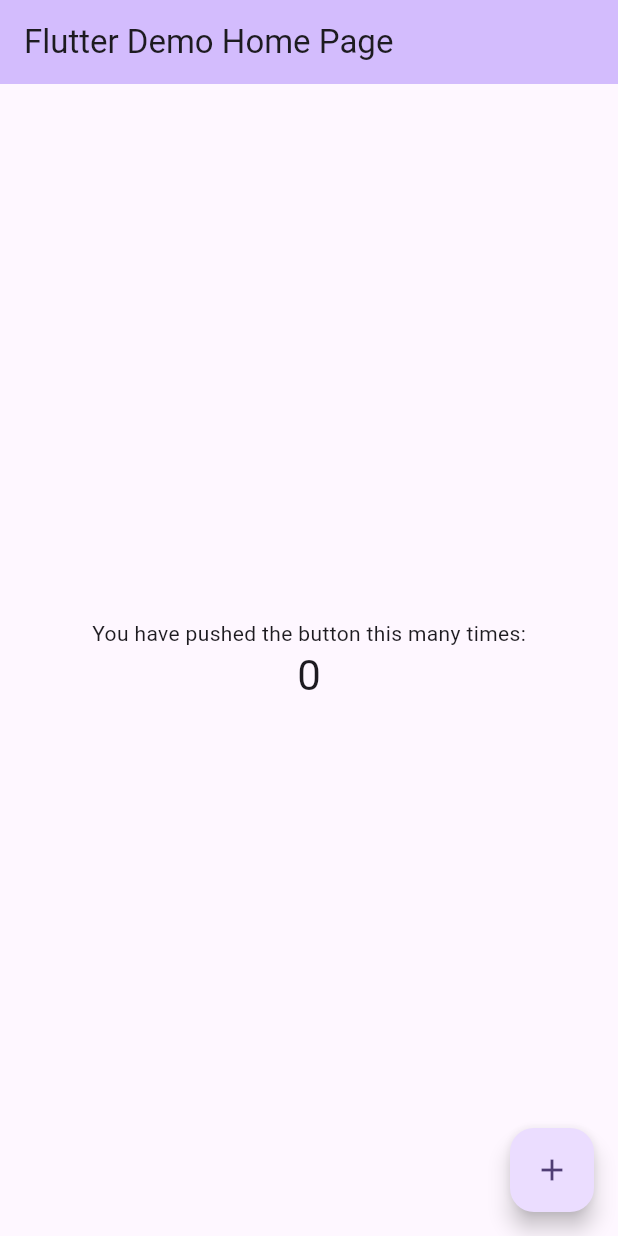
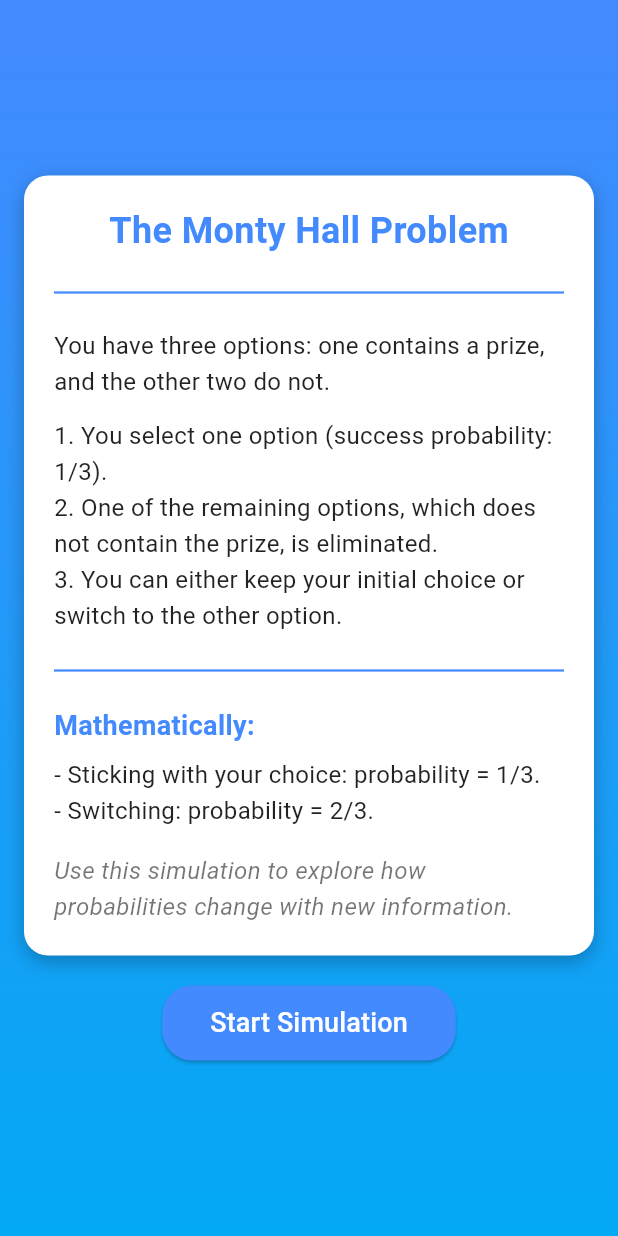
Before and after one commit to dsarotti/mo_happ, a Flutter app: the screen it shows after launch, on a phone screen of 412 x 824 dp. Run offline on Flutter 3.47's test engine with Material 3 defaults, Android fonts, the phone set to English and light mode, and no system bars; our stand-ins replace get.

Commit message:
Added a landing page Added a simulation page Added assets for the doors Added the logic for the simulation Added a text box at the bottom of the simulation page to show the current statistics

```diff
--- /dev/null
+++ b/lib/bindings/doors_binding.dart
@@ -0,0 +1,9 @@
+import 'package:get/get.dart';
+import 'package:mo_happ/pages/doors/controller/doors_controller.dart';
+
+class DoorsBinding extends Bindings{
+  @override
+  void dependencies(){
+    Get.put<DoorsController>(DoorsController(),permanent: true) ;
+  }
+}
--- /dev/null
+++ b/lib/bindings/main_binding.dart
@@ -0,0 +1,8 @@
+import 'package:get/get.dart';
+
+class MainBinding extends Bindings{
+  @override
+  void dependencies(){
+
+  }
+}
--- a/lib/main.dart
+++ b/lib/main.dart
@@ -1,73 +1,6 @@
 import 'package:flutter/material.dart';
+import 'package:mo_happ/monty_hall.dart';
 
 void main() {
-  runApp(const MyApp());
+  runApp(const MontyHall());
 }
-
-class MyApp extends StatelessWidget {
-  const MyApp({super.key});
-  @override
-  Widget build(BuildContext context) {
-    return MaterialApp(
-      title: 'Flutter Demo',
-      theme: ThemeData(
-        colorScheme: ColorScheme.fromSeed(seedColor: Colors.deepPurple),
-        useMaterial3: true,
-      ),
-      home: const MyHomePage(title: 'Flutter Demo Home Page'),
-    );
-  }
-}
-
-class MyHomePage extends StatefulWidget {
-  const MyHomePage({super.key, required this.title});
-
-  final String title;
-
-  @override
-  State<MyHomePage> createState() => _MyHomePageState();
-}
-
-class _MyHomePageState extends State<MyHomePage> {
-  int _counter = 0;
-
-  void _incrementCounter() {
-    setState(() {
-      // This call to setState tells the Flutter framework that something has
-      // changed in this State, which causes it to rerun the build method below
-      // so that the display can reflect the updated values. If we changed
-      // _counter without calling setState(), then the build method would not be
-      // called again, and so nothing would appear to happen.
-      _counter++;
-    });
-  }
-
-  @override
-  Widget build(BuildContext context) {
-    return Scaffold(
-      appBar: AppBar(
-        backgroundColor: Theme.of(context).colorScheme.inversePrimary,
-        title: Text(widget.title),
-      ),
-      body: Center(
-        child: Column(
-          mainAxisAlignment: MainAxisAlignment.center,
-          children: <Widget>[
-            const Text(
-              'You have pushed the button this many times:',
-            ),
-            Text(
-              '$_counter',
-              style: Theme.of(context).textTheme.headlineMedium,
-            ),
-          ],
-        ),
-      ),
-      floatingActionButton: FloatingActionButton(
-        onPressed: _incrementCounter,
-        tooltip: 'Increment',
-        child: const Icon(Icons.add),
-      ),
-    );
-  }
-}
--- /dev/null
+++ b/lib/monty_hall.dart
@@ -0,0 +1,42 @@
+import 'package:flutter/material.dart';
+import 'package:flutter/services.dart';
+import 'package:get/get.dart';
+import 'package:mo_happ/bindings/doors_binding.dart';
+import 'package:mo_happ/bindings/main_binding.dart';
+import 'package:mo_happ/pages/doors/doors.dart';
+import 'package:mo_happ/pages/main/main.dart';
+import 'package:mo_happ/routes/routes.dart';
+
+class MontyHall extends StatelessWidget {
+  const MontyHall({super.key});
+
+  @override
+  Widget build(BuildContext context) {
+    SystemChrome.setSystemUIOverlayStyle(
+      const SystemUiOverlayStyle(
+        // statusBarColor: Colors.black,
+        // statusBarIconBrightness: Brightness.light,
+      ),
+    );
+    return GetMaterialApp(
+      getPages: [
+        GetPage(
+          name: Routes.main,
+          page: () => const Main(),
+          title: 'Monty Hall',
+          binding: MainBinding(),
+        ),
+        GetPage(
+          name: Routes.doors,
+          page: () => const Doors(),
+          title: 'Doors',
+          binding: DoorsBinding(),
+        ),
+      ],
+      initialRoute: Routes.main,
+      initialBinding: MainBinding(),
+      debugShowCheckedModeBanner: false,
+      title: 'MoHapp',
+    );
+  }
+}
--- /dev/null
+++ b/lib/pages/doors/controller/doors_controller.dart
@@ -0,0 +1,68 @@
+import 'package:get/get.dart';
+import 'dart:math';
+
+class DoorsController extends GetxController {
+  var totalAttempts = 0.obs;
+  var correctAttempts = 0.obs;
+  var incorrectAttempts = 0.obs;
+
+  var userChoice = 0.obs; // 0 means no choice, 1, 2, or 3 means a door
+  var revealedDoor = 0.obs; // Door that gets revealed
+  var isRevealed = false.obs; // Whether a door has been revealed or not
+  var currentPrizeDoor = 0; // the door that contains the prize in the current try
+  var finishedAttempt=false.obs;
+
+
+  void startNewAttempt() {
+    finishedAttempt.value=false;
+    totalAttempts++;
+    userChoice.value = 0;
+    revealedDoor.value = 0;
+    isRevealed.value = false;
+    currentPrizeDoor = Random().nextInt(3)+1;
+  }
+
+  void userSelectDoor(int doorSelected) {
+    userChoice.value = doorSelected;
+  }
+
+  void revealNonPrizeDoor() {
+    List<int> possibleDoors = [1, 2, 3];
+    possibleDoors.remove(userChoice.value);
+    possibleDoors.remove(currentPrizeDoor);
+
+    if(possibleDoors.length>1) {
+      revealedDoor.value = possibleDoors[Random().nextInt(possibleDoors.length - 1)];
+    }else{
+      revealedDoor.value = possibleDoors.first;
+    }
+    isRevealed.value = true;
+  }
+
+  void userChangeChoice() {
+    userChoice.value = 6 - userChoice.value - revealedDoor.value; // Since the doors add up to 6 (1 + 2 + 3)
+  }
+
+  void finalizeChoice() {
+    if (userChoice.value == currentPrizeDoor) {
+      correctAttempts++;
+    } else {
+      incorrectAttempts++;
+    }
+    finishedAttempt.value=true;
+  }
+
+  double get successRate => totalAttempts.value > 0
+      ? (correctAttempts.value / totalAttempts.value)
+      : 0.0;
+
+  double get failureRate => totalAttempts.value > 0
+      ? (incorrectAttempts.value / totalAttempts.value)
+      : 0.0;
+
+  @override
+  void onInit() {
+    startNewAttempt();
+    super.onInit();
+  }
+}
--- /dev/null
+++ b/lib/pages/main/main.dart
@@ -0,0 +1,135 @@
+import 'package:flutter/material.dart';
+import 'package:get/get.dart';
+import 'package:mo_happ/routes/routes.dart';
+
+class Main extends StatelessWidget {
+  const Main({super.key});
+
+  @override
+  Widget build(BuildContext context) {
+    return Scaffold(
+      body: Stack(
+        children: [
+          // Fondo degradado
+          Container(
+            decoration: const BoxDecoration(
+              gradient: LinearGradient(
+                colors: [Colors.blueAccent, Colors.lightBlue],
+                begin: Alignment.topCenter,
+                end: Alignment.bottomCenter,
+              ),
+            ),
+          ),
+          // Contenido principal
+          Center(
+            child: Padding(
+              padding: const EdgeInsets.all(16.0),
+              child: Column(
+                mainAxisSize: MainAxisSize.min,
+                crossAxisAlignment: CrossAxisAlignment.center,
+                children: [
+                  // Contenedor de texto
+                  Container(
+                    padding: const EdgeInsets.all(20.0),
+                    decoration: BoxDecoration(
+                      color: Colors.white,
+                      borderRadius: BorderRadius.circular(16.0),
+                      boxShadow: [
+                        const BoxShadow(
+                          color: Colors.black26,
+                          blurRadius: 10.0,
+                          offset: Offset(0, 4),
+                        ),
+                      ],
+                    ),
+                    child: const Column(
+                      crossAxisAlignment: CrossAxisAlignment.start,
+                      children: [
+                        Center(
+                          child: Text(
+                            'The Monty Hall Problem',
+                            style: TextStyle(
+                              fontSize: 24,
+                              fontWeight: FontWeight.bold,
+                              color: Colors.blueAccent,
+                            ),
+                          ),
+                        ),
+                        SizedBox(height: 16),
+                        Divider(color: Colors.blueAccent, thickness: 1.5),
+                        SizedBox(height: 16),
+                        Text(
+                          'You have three options: one contains a prize, and the other two do not.',
+                          style: TextStyle(fontSize: 16, height: 1.5, color: Colors.black87),
+                        ),
+                        SizedBox(height: 12),
+                        Text(
+                          '1. You select one option (success probability: 1/3).',
+                          style: TextStyle(fontSize: 16, height: 1.5, color: Colors.black87),
+                        ),
+                        Text(
+                          '2. One of the remaining options, which does not contain the prize, is eliminated.',
+                          style: TextStyle(fontSize: 16, height: 1.5, color: Colors.black87),
+                        ),
+                        Text(
+                          '3. You can either keep your initial choice or switch to the other option.',
+                          style: TextStyle(fontSize: 16, height: 1.5, color: Colors.black87),
+                        ),
+                        SizedBox(height: 16),
+                        Divider(color: Colors.blueAccent, thickness: 1.5),
+                        SizedBox(height: 16),
+                        Text(
+                          'Mathematically:',
+                          style: TextStyle(
+                            fontSize: 18,
+                            fontWeight: FontWeight.bold,
+                            color: Colors.blueAccent,
+                          ),
+                        ),
+                        SizedBox(height: 8),
+                        Text(
+                          '- Sticking with your choice: probability = 1/3.',
+                          style: TextStyle(fontSize: 16, height: 1.5, color: Colors.black87),
+                        ),
+                        Text(
+                          '- Switching: probability = 2/3.',
+                          style: TextStyle(fontSize: 16, height: 1.5, color: Colors.black87),
+                        ),
+                        SizedBox(height: 16),
+                        Text(
+                          'Use this simulation to explore how probabilities change with new information.',
+                          style: TextStyle(
+                            fontSize: 16,
+                            height: 1.5,
+                            fontStyle: FontStyle.italic,
+                            color: Colors.black54,
+                          ),
+                        ),
+                      ],
+                    ),
+                  ),
+                  const SizedBox(height: 20),
+                  // Botón para simulación
+                  ElevatedButton(
+                    onPressed: () => Get.toNamed(Routes.doors),
+                    style: ElevatedButton.styleFrom(
+                      backgroundColor: Colors.blueAccent,
+                      padding: const EdgeInsets.symmetric(horizontal: 32, vertical: 12),
+                      shape: RoundedRectangleBorder(
+                        borderRadius: BorderRadius.circular(20),
+                      ),
+                    ),
+                    child: const Text(
+                      'Start Simulation',
+                      style: TextStyle(fontSize: 18, color: Colors.white),
+                    ),
+                  ),
+                ],
+              ),
+            ),
+          ),
+        ],
+      ),
+    );
+  }
+}
--- /dev/null
+++ b/lib/routes/routes.dart
@@ -0,0 +1,5 @@
+abstract class Routes{
+  static const main = "/main";
+  static const doors= "/doors";
+
+}
--- a/pubspec.yaml
+++ b/pubspec.yaml
@@ -54,6 +54,10 @@ dev_dependencies:
 # The following section is specific to Flutter packages.
 flutter:
 
+  assets:
+    - res/img.png
+    - res/goat.png
+    - res/car.png
   # The following line ensures that the Material Icons font is
   # included with your application, so that you can use the icons in
   # the material Icons class.
```
Also changed, not shown: lib/pages/doors/doors.dart (added, +161 -0 lines), lib/pages/doors/widgets/door_button.dart (added, +144 -0 lines), res/img.png (added).
